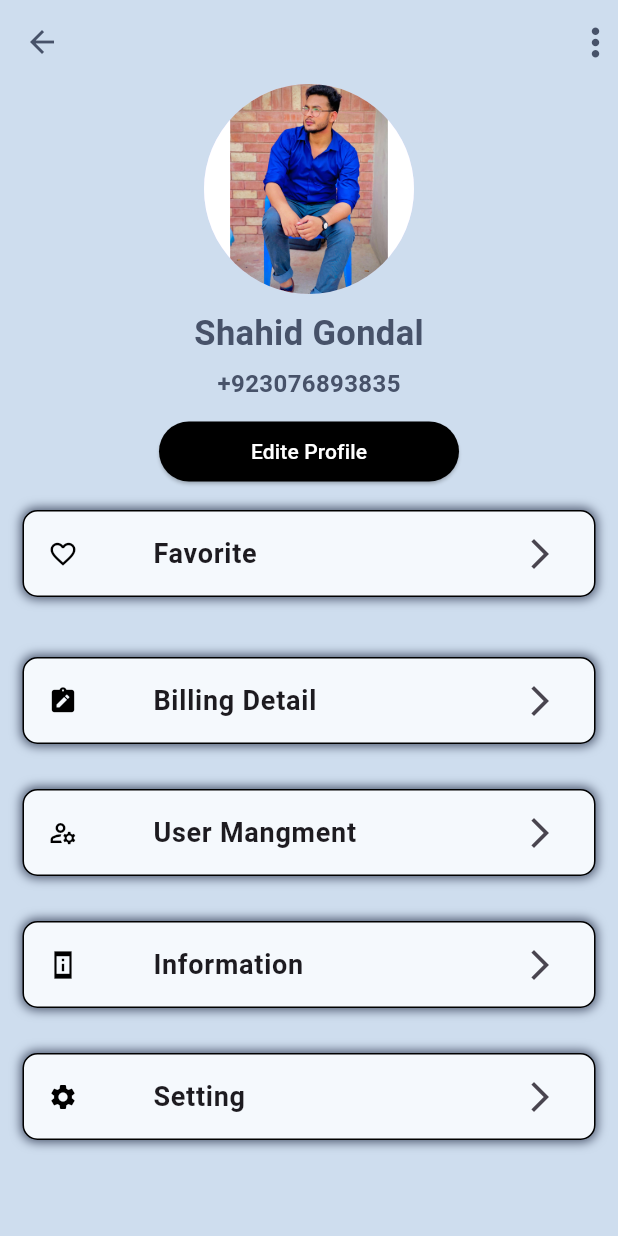
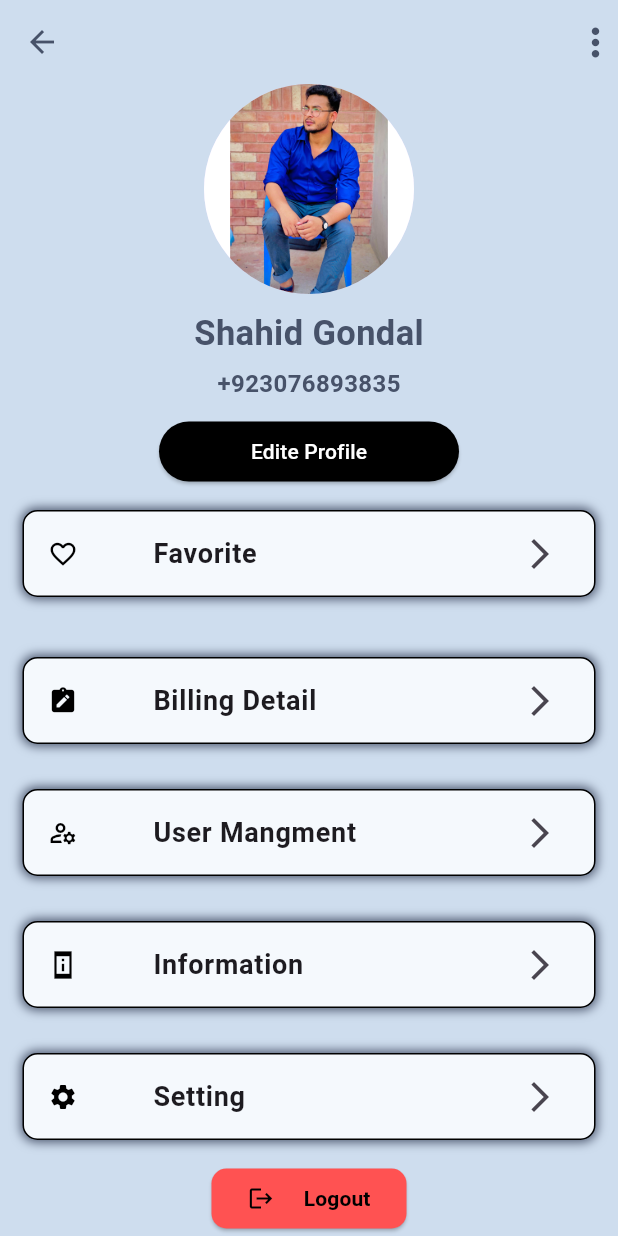
Before and after one commit to Shahid-Gondal/Nike_shoes, a Flutter app: the Profile screen opened directly, on a phone screen of 412 x 824 dp. Run offline on Flutter 3.47's test engine with Material 3 defaults, Android fonts, the phone set to English and light mode, and no system bars; our stand-ins replace flutter_rating_bar.

Commit message:
button change

```diff
--- a/lib/Pages/profile.dart
+++ b/lib/Pages/profile.dart
@@ -56,9 +56,7 @@ class Profile extends StatelessWidget {
                 width: 200,
                 child: ElevatedButton(
                   style: ButtonStyle(
-
-                    shadowColor: WidgetStatePropertyAll(Colors.black),
-
+                      shadowColor: WidgetStatePropertyAll(Colors.black),
                       backgroundColor: WidgetStatePropertyAll(Colors.black)),
                   onPressed: () {},
                   child: Text(
@@ -242,6 +240,34 @@ class Profile extends StatelessWidget {
                   trailing: Icon(Icons.arrow_forward_ios_sharp),
                 ),
               ),
+              ElevatedButton(
+                style: ButtonStyle(
+                  shape: WidgetStatePropertyAll(
+                    RoundedRectangleBorder(
+                      borderRadius: BorderRadius.circular(10),
+                    ),
+                  ),
+                  fixedSize: WidgetStatePropertyAll(
+                    Size(130, 20),
+                  ),
+                  backgroundColor: WidgetStatePropertyAll(Colors.redAccent),
+                ),
+                onPressed: () {},
+                child: Row(
+                  mainAxisAlignment: MainAxisAlignment.spaceBetween,
+                  children: [
+                    Icon(
+                      Icons.logout,
+                      color: Colors.black,
+                    ),
+                    Text(
+                      "Logout",
+                      style: TextStyle(
+                          color: Colors.black, fontWeight: FontWeight.bold),
+                    )
+                  ],
+                ),
+              ),
             ],
           ),
         ),
--- a/lib/main.dart
+++ b/lib/main.dart
@@ -16,7 +16,7 @@ class MyApp extends StatelessWidget {
       theme: ThemeData(
         scaffoldBackgroundColor: const Color(0xFFCEDDEE)
       ),
-      home: const Profile(),
+      home: const Loginpage(),
     );
   }
 }
```
